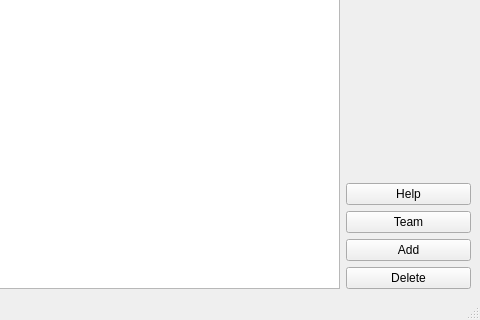
Before: the Qt Designer form nba_game/mainwindow.ui in Razorlance/dsba-itop2022-hw, drawn with Qt 5; both pictures show x 416 to 896 and y 239 to 559 of the 896 by 559 pixel window.
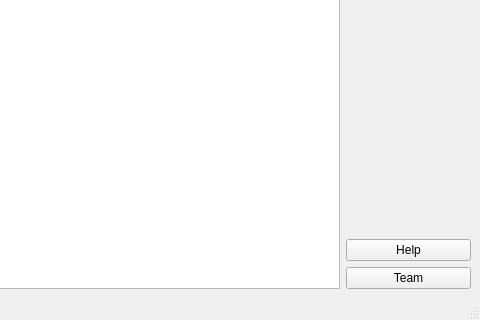
After: the same form once the commit is applied.

```diff
--- a/nba_game/mainwindow.ui
+++ b/nba_game/mainwindow.ui
@@ -89,20 +89,6 @@
             </property>
            </widget>
           </item>
-          <item>
-           <widget class="QPushButton" name="add_button">
-            <property name="text">
-             <string>Add</string>
-            </property>
-           </widget>
-          </item>
-          <item>
-           <widget class="QPushButton" name="delete_button">
-            <property name="text">
-             <string>Delete</string>
-            </property>
-           </widget>
-          </item>
          </layout>
         </item>
        </layout>
```
